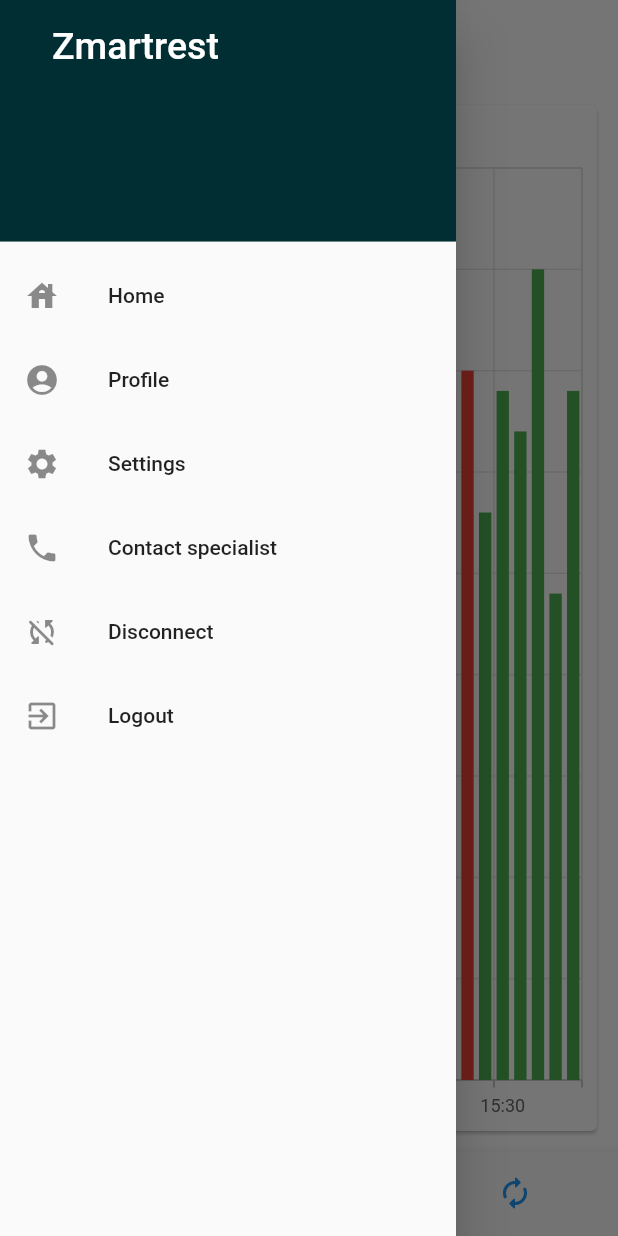
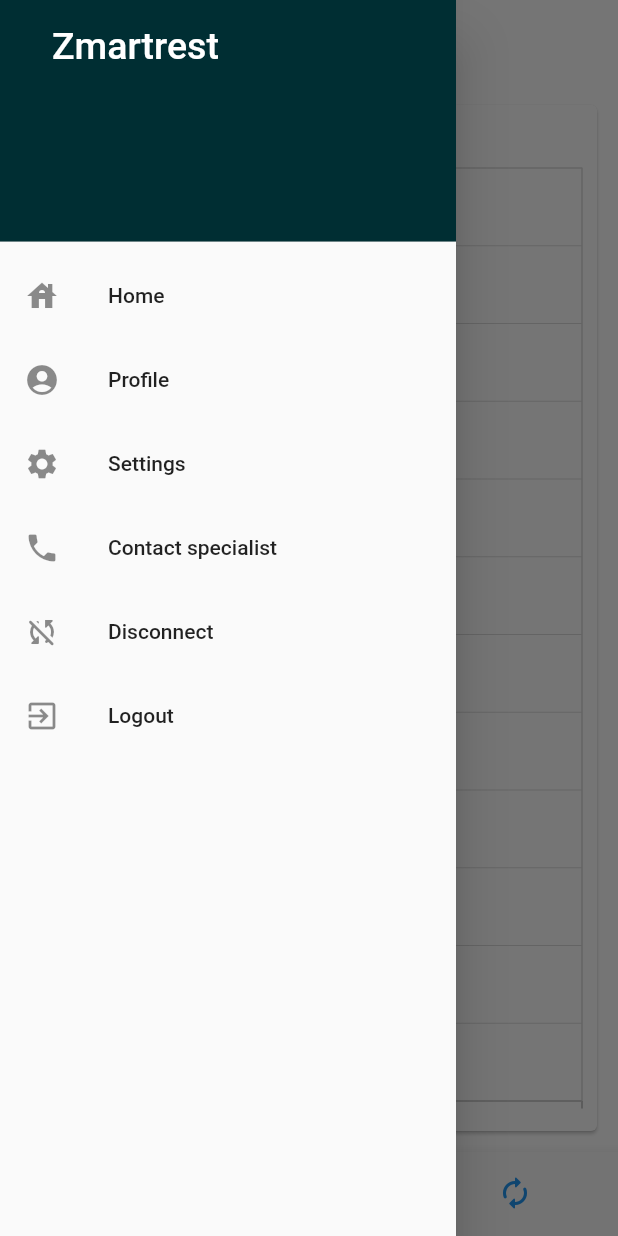
Before and after one commit to abbadalor/Zmartrest, a Flutter app: the Home screen opened directly with empty values, item 3 of the bottom bar chosen, with the side drawer open, on a phone screen of 412 x 824 dp. Run offline on Flutter 3.47's test engine with Material 2 defaults, Android fonts, the phone set to English and light mode, and no system bars; our stand-ins replace firebase_auth, firebase_core, firebase_database, permission_handler, syncfusion_flutter_charts; missing offline and left inert: gender_picker, icalendar_parser, mdsflutter; accounts and stored records are empty.

Commit message:
Dynamically added data to charts

```diff
--- a/movesense_test/lib/screens/chart.dart
+++ b/movesense_test/lib/screens/chart.dart
@@ -1,5 +1,7 @@
 import 'package:flutter/material.dart';
 import 'package:syncfusion_flutter_charts/charts.dart';
+
+List<RmssdData> chartData = [];
 
 class Chart extends StatelessWidget {
   @override
@@ -37,37 +39,7 @@ class Chart extends StatelessWidget {
                     series: <ChartSeries>[
                       // Initialize line series
                       ColumnSeries<RmssdData, String>(
-                          dataSource: [
-                            RmssdData('13:30', 35, Colors.green),
-                            RmssdData('13:35', 28, Colors.green),
-                            RmssdData('13:40', 34, Colors.green),
-                            RmssdData('13:45', 32, Colors.green),
-                            RmssdData('13:50', 40, Colors.red),
-                            RmssdData('13:55', 24, Colors.green),
-                            RmssdData('14:00', 34, Colors.green),
-                            RmssdData('14:05', 35, Colors.green),
-                            RmssdData('14:10', 28, Colors.green),
-                            RmssdData('14:15', 34, Colors.green),
-                            RmssdData('14:20', 32, Colors.green),
-                            RmssdData('14:25', 32, Colors.green),
-                            RmssdData('14:30', 40, Colors.green),
-                            RmssdData('14:35', 24, Colors.red),
-                            RmssdData('14:40', 34, Colors.green),
-                            RmssdData('14:45', 35, Colors.green),
-                            RmssdData('14:50', 28, Colors.green),
-                            RmssdData('14:55', 34, Colors.green),
-                            RmssdData('15:00', 32, Colors.green),
-                            RmssdData('15:05', 40, Colors.green),
-                            RmssdData('15:10', 24, Colors.green),
-                            RmssdData('15:15', 34, Colors.red),
-                            RmssdData('15:20', 35, Colors.red),
-                            RmssdData('15:25', 28, Colors.green),
-                            RmssdData('15:30', 34, Colors.green),
-                            RmssdData('15:35', 32, Colors.green),
-                            RmssdData('15:40', 40, Colors.green),
-                            RmssdData('15:45', 24, Colors.green),
-                            RmssdData('15:50', 34, Colors.green),
-                          ],
+                          dataSource: chartData,
                           xValueMapper: (RmssdData sales, _) => sales.time,
                           yValueMapper: (RmssdData sales, _) => sales.rmssd,
                           pointColorMapper: (RmssdData data, _) => data.color)
--- a/movesense_test/lib/screens/home.dart
+++ b/movesense_test/lib/screens/home.dart
@@ -3,7 +3,7 @@ import 'package:flutter/material.dart';
 import 'package:provider/provider.dart';
 import '../Components/DeviceModel.dart';
 import '../Components/NavDrawer.dart';
-import '../Screens/Chart.dart';
+import '../screens/chart.dart';
 import '../Screens/Exercise.dart';
 import '../Screens/Calendar.dart';
 import '../Components/Device.dart';
--- a/movesense_test/lib/services/library.dart
+++ b/movesense_test/lib/services/library.dart
@@ -3,3 +3,4 @@ String fullname = "";
 String birthdate = "";
 String sex = "";
 List<Map> rrList = List<Map>();
+List<Map> rmssdList = List<Map>();
```
Also changed, not shown: movesense_test/lib/components/DeviceModel.dart (+36 -8 lines), movesense_test/lib/services/data.dart (+28 -3 lines), movesense_test/pubspec.lock.
